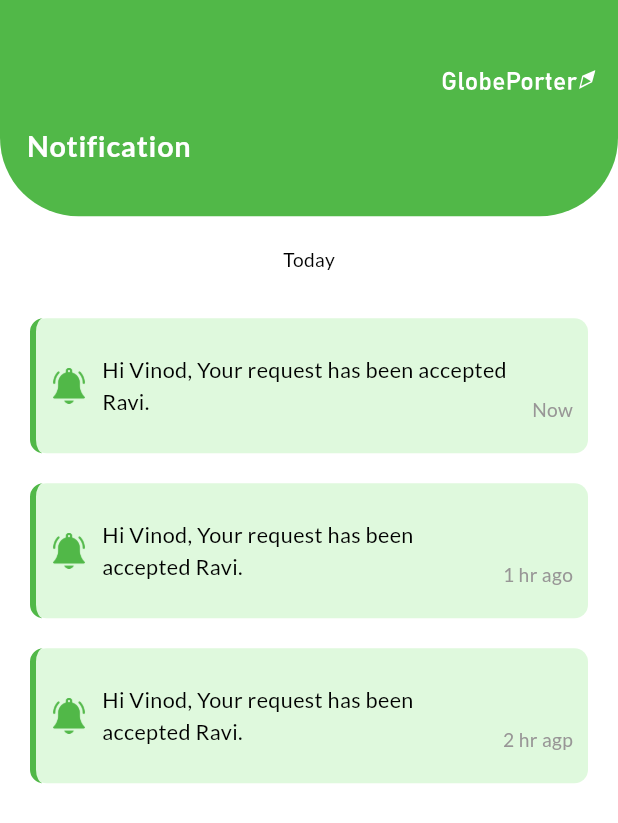
After one commit to Tushar1805/globeporter, a Flutter app: the NotificationScreen screen opened by its route, on a phone screen of 412 x 824 dp. The commit adds this screen. Shown: the top 823 px of the screen. Run offline on Flutter 3.47's test engine with Material 3 defaults, Android fonts, the light colour scheme and no system bars; our stand-ins replace connectivity_plus, country_code_picker, device_preview, equatable, flutter_bloc, flutter_screenutil and 9 more; missing offline and left inert: colorize, fimber; accounts and stored records are empty; project files that could hold a hidden picture were left out.

Commit message:
Notification screen added

```diff
--- a/lib/l10n/app_en.arb
+++ b/lib/l10n/app_en.arb
@@ -136,5 +136,13 @@
     "@orSignUpString": {},
     "uploadDocumentString": "Upload Document",
     "@uploadDocumentString": {},
-    "updateString": "Update"
+    "updateString": "Update",
+    "@updateString": {},
+    "notificationString": "Notification",
+    "@notificationString": {},
+    "todayString": "Today",
+    "@todayString": {},
+    "yesterdayString": "Yesterday",
+    "@yesterdayString": {}
+
 }
--- a/lib/l10n/app_hi.arb
+++ b/lib/l10n/app_hi.arb
@@ -69,5 +69,8 @@
     "reachedDropLocationMsgString": "आप ड्रॉप स्थान पर\n पहुंच गए हैं",
     "orSignUpString": "या इसके साथ साइन अप करें",
     "uploadDocumentString": "दस्तावेज़ अपलोड करें",
-    "updateString": "अद्यतन करें"
+    "updateString": "अद्यतन करें",
+    "notificationString": "अधिसूचना",
+    "todayString": "आज",
+    "yesterdayString": "कल"
 }
--- a/lib/l10n/app_localizations.dart
+++ b/lib/l10n/app_localizations.dart
@@ -501,6 +501,24 @@ abstract class AppLocalizations {
   /// In en, this message translates to:
   /// **'Update'**
   String get updateString;
+
+  /// No description provided for @notificationString.
+  ///
+  /// In en, this message translates to:
+  /// **'Notification'**
+  String get notificationString;
+
+  /// No description provided for @todayString.
+  ///
+  /// In en, this message translates to:
+  /// **'Today'**
+  String get todayString;
+
+  /// No description provided for @yesterdayString.
+  ///
+  /// In en, this message translates to:
+  /// **'Yesterday'**
+  String get yesterdayString;
 }
 
 class _AppLocalizationsDelegate
--- a/lib/l10n/app_localizations_en.dart
+++ b/lib/l10n/app_localizations_en.dart
@@ -216,4 +216,13 @@ class AppLocalizationsEn extends AppLocalizations {
 
   @override
   String get updateString => 'Update';
+
+  @override
+  String get notificationString => 'Notification';
+
+  @override
+  String get todayString => 'Today';
+
+  @override
+  String get yesterdayString => 'Yesterday';
 }
--- a/lib/l10n/app_localizations_hi.dart
+++ b/lib/l10n/app_localizations_hi.dart
@@ -215,4 +215,13 @@ class AppLocalizationsHi extends AppLocalizations {
 
   @override
   String get updateString => 'अद्यतन करें';
+
+  @override
+  String get notificationString => 'अधिसूचना';
+
+  @override
+  String get todayString => 'आज';
+
+  @override
+  String get yesterdayString => 'कल';
 }
--- a/lib/l10n/app_localizations_mr.dart
+++ b/lib/l10n/app_localizations_mr.dart
@@ -214,4 +214,13 @@ class AppLocalizationsMr extends AppLocalizations {
 
   @override
   String get updateString => 'अपडेट करा';
+
+  @override
+  String get notificationString => 'सूचना';
+
+  @override
+  String get todayString => 'आज';
+
+  @override
+  String get yesterdayString => 'काल';
 }
--- a/lib/l10n/app_mr.arb
+++ b/lib/l10n/app_mr.arb
@@ -134,5 +134,8 @@
     "@reachedDropLocationMsgString": {},
     "orSignUpString": "किंवा सह साइन अप करा",
     "uploadDocumentString": "दस्तऐवज अपलोड करा",
-    "updateString": "अपडेट करा"
+    "updateString": "अपडेट करा",
+    "notificationString": "सूचना",
+    "todayString": "आज",
+    "yesterdayString": "काल"
 }
--- a/lib/presentation/driver/view/driver_profile_screen.dart
+++ b/lib/presentation/driver/view/driver_profile_screen.dart
@@ -3,6 +3,8 @@ import 'package:globeporter/l10n/app_localizations.dart';
 import 'package:globeporter/resources/app_colors.dart';
 import 'package:globeporter/resources/app_images.dart';
 import 'package:globeporter/resources/app_widgets.dart';
+import 'package:globeporter/routes/app_routes.dart';
+import 'package:go_router/go_router.dart';
 
 class DriverProfileScreen extends StatefulWidget {
   const DriverProfileScreen({super.key});
@@ -137,7 +139,9 @@ class _DriverProfileScreenState extends State<DriverProfileScreen> {
               name: AppLocalizations.of(context)!.updateString,
               borderRadius: 25,
               alignment: Alignment.bottomCenter,
-              onPressed: () {},
+              onPressed: () {
+                context.pushNamed(notificationScreen);
+              },
               textPadding: const EdgeInsets.symmetric(horizontal: 20, vertical: 8),
               nameSize: 20,
             ),
--- /dev/null
+++ b/lib/presentation/notification/view/notification_screen.dart
@@ -0,0 +1,128 @@
+import 'package:flutter/material.dart';
+import 'package:globeporter/l10n/app_localizations.dart';
+import 'package:globeporter/resources/app_colors.dart';
+import 'package:globeporter/resources/app_images.dart';
+import 'package:globeporter/resources/app_widgets.dart';
+
+class NotificationScreen extends StatefulWidget {
+  const NotificationScreen({super.key});
+
+  @override
+  State<NotificationScreen> createState() => _NotificationScreenState();
+}
+
+class _NotificationScreenState extends State<NotificationScreen> {
+  List<Map<String, dynamic>> today = [
+    {
+      'text': 'Hi Vinod, Your request has been accepted Ravi.',
+      'time': 'Now',
+    },
+    {
+      'text': 'Hi Vinod, Your request has been accepted Ravi.',
+      'time': '1 hr ago',
+    },
+    {
+      'text': 'Hi Vinod, Your request has been accepted Ravi.',
+      'time': '2 hr agp',
+    },
+  ];
+  List<Map<String, dynamic>> yesterday = [
+    {
+      'text': 'Hi Vinod, Your request has been accepted Ravi.',
+      'time': '12 June',
+    },
+    {
+      'text': 'Hi Vinod, Your request has been accepted Ravi.',
+      'time': '1 hr ago',
+    },
+  ];
+  @override
+  Widget build(BuildContext context) {
+    final size = MediaQuery.of(context).size;
+    return Scaffold(
+      backgroundColor: whiteColor,
+      appBar: PreferredSize(
+        preferredSize: Size.fromHeight(size.width * 0.35),
+        child: CustomStatusBarWidget(
+          title: AppLocalizations.of(context)!.notificationString,
+          height: size.width * 0.35,
+          titlePositionTop: size.width * 0.2,
+        ),
+      ),
+      body: SingleChildScrollView(
+        child: Column(
+          crossAxisAlignment: CrossAxisAlignment.start,
+          children: [
+            const SizedBox(
+              height: 20,
+            ),
+            Padding(
+              padding: const EdgeInsets.symmetric(
+                horizontal: 20,
+              ),
+              child: Align(
+                alignment: Alignment.center,
+                child: Text(
+                  AppLocalizations.of(context)!.todayString,
+                  style: Theme.of(context).textTheme.bodyMedium?.copyWith(fontSize: 16),
+                ),
+              ),
+            ),
+            const SizedBox(
+              height: 20,
+            ),
+            ...today.map(
+              (element) {
+                return Padding(
+                  padding: const EdgeInsets.symmetric(horizontal: 20, vertical: 10),
+                  child: Container(
+                    padding: EdgeInsets.only(top: 20, bottom: 20, left: 10, right: 10),
+                    decoration: BoxDecoration(
+                        color: secondaryColor,
+                        borderRadius: BorderRadius.all(Radius.circular(9)),
+                        border: Border(left: BorderSide(width: 4, color: primaryColor))),
+                    child: Row(
+                      children: [
+                        Image.asset(
+                          bellIcon,
+                          height: 24,
+                        ),
+                        const SizedBox(
+                          width: 10,
+                        ),
+                        Expanded(
+                          child: Text(
+                            element['text'],
+                            style: Theme.of(context).textTheme.bodyMedium?.copyWith(
+                                  fontSize: 18,
+                                  fontWeight: FontWeight.w500,
+                                ),
+                          ),
+                        ),
+                        const SizedBox(
+                          width: 10,
+                        ),
+                        Container(
+                          height: 50,
+                          alignment: Alignment.bottomRight,
+                          child: Text(
+                            element['time'],
+                            style: Theme.of(context).textTheme.bodyMedium?.copyWith(
+                                  fontSize: 16,
+                                  fontWeight: FontWeight.w500,
+                                  color: Color(0xFF989696),
+                                ),
+                          ),
+                        )
+                      ],
+                    ),
+                  ),
+                );
+              },
+            ),
+          ],
+        ),
+      ),
+    );
+  }
+}
--- a/lib/routes/app_router.dart
+++ b/lib/routes/app_router.dart
@@ -19,6 +19,7 @@ import 'package:globeporter/presentation/driver/view/item_details_screen.dart';
 import 'package:globeporter/presentation/driver/view/start_trip_screen.dart';
 import 'package:globeporter/presentation/driver/view/trip_info_screen.dart';
 import 'package:globeporter/presentation/driver/view/wallet_screen.dart';
+import 'package:globeporter/presentation/notification/view/notification_screen.dart';
 import 'package:globeporter/routes/app_routes.dart';
 import '../presentation/authentication/view/splash_screen.dart';
 import 'error_screen.dart';
@@ -126,7 +127,7 @@ final GoRouter router = GoRouter(
         child: const DriverDetailsScreen(),
       ),
     ),
-     GoRoute(
+    GoRoute(
       name: customerDashboard,
       path: customerDashboard,
       pageBuilder: (final context, final state) {
@@ -226,7 +227,7 @@ final GoRouter router = GoRouter(
     GoRoute(
       name: startTripScreen,
       path: startTripScreen,
-       pageBuilder: (final context, final state) {
+      pageBuilder: (final context, final state) {
         final params = state.extra as Map<String, dynamic>?;
         return slideTransitionPage(
           key: state.pageKey,
@@ -244,5 +245,13 @@ final GoRouter router = GoRouter(
         child: const WalletScreen(),
       ),
     ),
+    GoRoute(
+      name: notificationScreen,
+      path: notificationScreen,
+      pageBuilder: (context, state) => slideTransitionPage(
+        key: state.pageKey,
+        child: const NotificationScreen(),
+      ),
+    ),
   ],
 );
--- a/lib/routes/app_routes.dart
+++ b/lib/routes/app_routes.dart
@@ -24,3 +24,6 @@ const itemDetailsScreen = '/item_details_screen';
 const walletScreen = '/wallet_screen';
 const tripInfoScreen = '/trip_info_screen';
 const startTripScreen = '/start_trip_screen';
+
+//* All other routes
+const notificationScreen = '/notification_screen';
```
